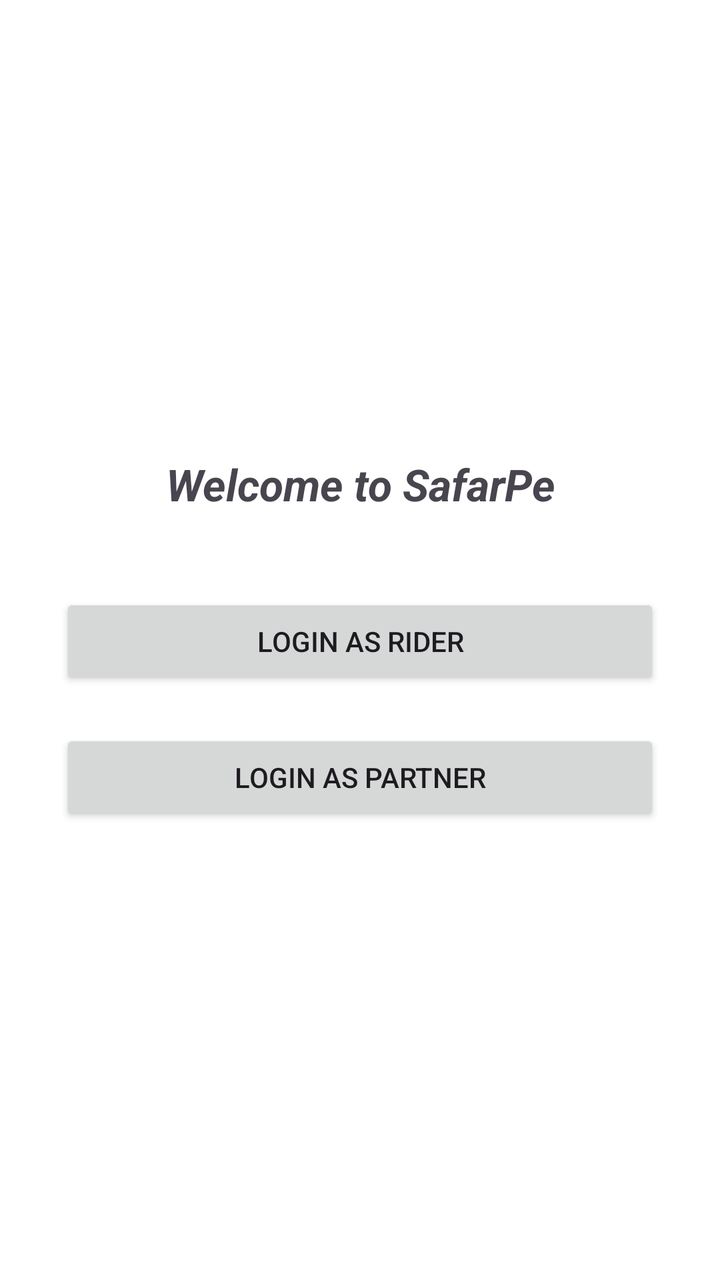
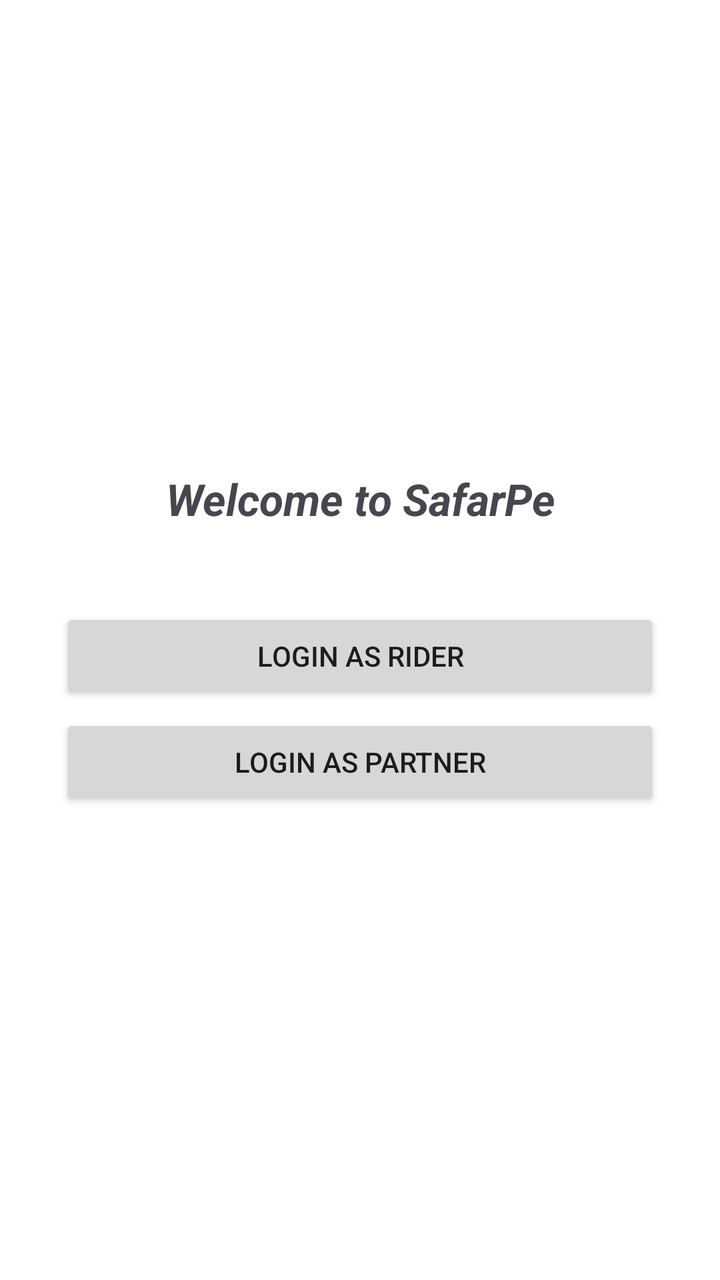

The first picture is an Android layout as it rendered before a commit; the second is the same layout after the commit. The layout source and the unified diff follow.
<!-- AndroidManifest.xml: application theme Theme.SafarPe -->
<!-- res/layout/activity_main.xml -->
<?xml version="1.0" encoding="utf-8"?>
<LinearLayout
    xmlns:android="http://schemas.android.com/apk/res/android"
    xmlns:app="http://schemas.android.com/apk/res-auto"
    xmlns:tools="http://schemas.android.com/tools"
    android:id="@+id/main"
    android:layout_width="match_parent"
    android:layout_height="match_parent"
    tools:context=".MainActivity"
    android:background="@android:color/white"
    android:padding="30dp"
    android:gravity="center"
    android:orientation="vertical">
    
    <TextView
        android:id="@+id/Title"
        android:layout_width="wrap_content"
        android:layout_height="wrap_content"
        android:text="Welcome to SafarPe"
        android:textSize="22sp"
        android:textStyle="bold|italic"
        android:layout_marginBottom="40dp"
        android:gravity="center"/>
    
    <Button
        android:id="@+id/btnRider"
        android:layout_width="match_parent"
        android:layout_height="wrap_content"
        android:text="login as Rider"
        android:layout_marginBottom="20dp"/>
    
    <Button
        android:id="@+id/btnPartner"
        android:layout_width="match_parent"
        android:layout_height="wrap_content"
        android:text="login as Partner"/>

</LinearLayout>
<!-- resources referenced by this layout -->
<resources>
  <style name="Theme.SafarPe" parent="Base.Theme.SafarPe" />
  <style name="Base.Theme.SafarPe" parent="Theme.Material3.DayNight.NoActionBar">
          
          
      </style>
</resources>

<!-- the commit's change to res/layout/activity_main.xml (unified diff, before → after) -->
@@ -1,38 +1,37 @@
 <?xml version="1.0" encoding="utf-8"?>
-<LinearLayout
-    xmlns:android="http://schemas.android.com/apk/res/android"
+<LinearLayout xmlns:android="http://schemas.android.com/apk/res/android"
     xmlns:app="http://schemas.android.com/apk/res-auto"
     xmlns:tools="http://schemas.android.com/tools"
     android:id="@+id/main"
     android:layout_width="match_parent"
     android:layout_height="match_parent"
-    tools:context=".MainActivity"
     android:background="@android:color/white"
+    android:gravity="center"
+    android:orientation="vertical"
     android:padding="30dp"
-    android:gravity="center"
-    android:orientation="vertical">
-    
+    tools:context=".MainActivity">
+
     <TextView
         android:id="@+id/Title"
         android:layout_width="wrap_content"
         android:layout_height="wrap_content"
+        android:layout_marginBottom="40dp"
+        android:gravity="center"
         android:text="Welcome to SafarPe"
         android:textSize="22sp"
-        android:textStyle="bold|italic"
-        android:layout_marginBottom="40dp"
-        android:gravity="center"/>
-    
+        android:textStyle="bold|italic" />
+
     <Button
         android:id="@+id/btnRider"
         android:layout_width="match_parent"
         android:layout_height="wrap_content"
-        android:text="login as Rider"
-        android:layout_marginBottom="20dp"/>
-    
+        android:layout_marginBottom="5dp"
+        android:text="login as Rider" />
+
     <Button
         android:id="@+id/btnPartner"
         android:layout_width="match_parent"
         android:layout_height="wrap_content"
-        android:text="login as Partner"/>
+        android:text="login as Partner" />
 
 </LinearLayout>
